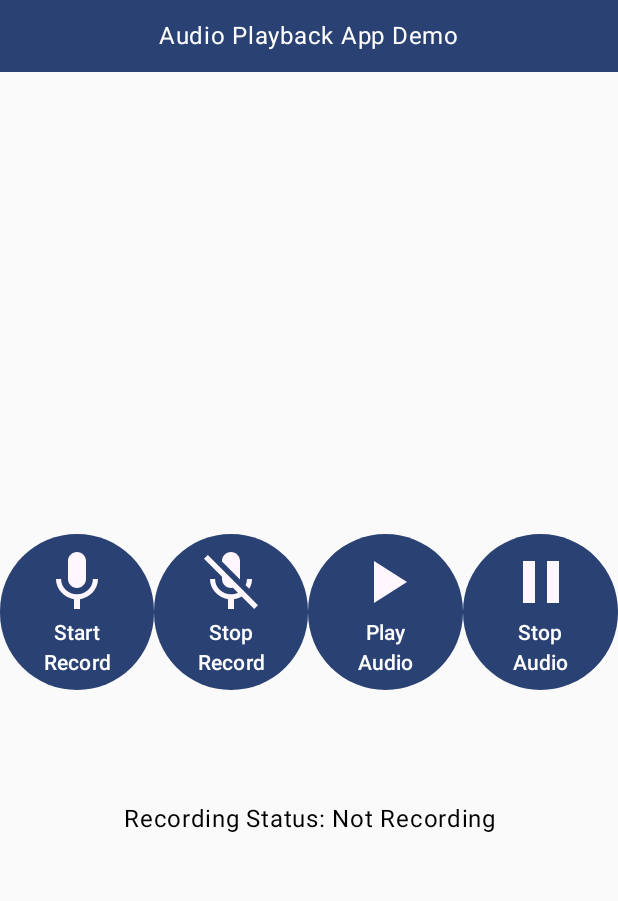
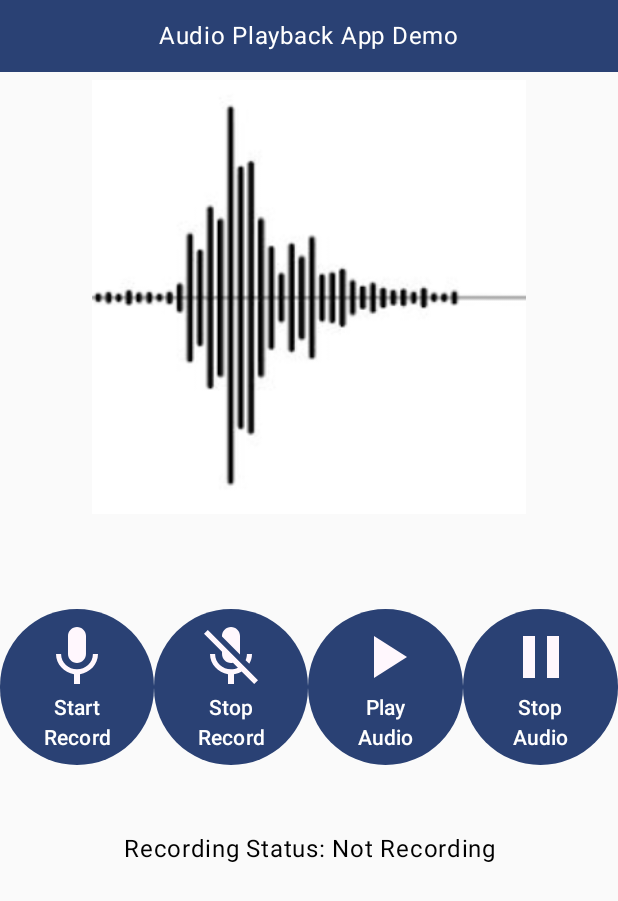
Before and after one commit to Hofmann-K/Audio-Recorder, an Android app built with Jetpack Compose: the screen it shows after launch (MainActivity), on a phone screen of 412 x 824 dp. Shown: the top 901 px of the screen. Run offline under Robolectric (Android 15) with nearby library versions, the phone set to English and light mode, and no system bars.

Commit message:
Added image to reduce white space

```diff
--- a/app/src/main/java/com/audiorecorder/MainActivity.kt
+++ b/app/src/main/java/com/audiorecorder/MainActivity.kt
@@ -66,10 +66,26 @@ class MainActivity : ComponentActivity() {
                 )
             }
 
-            // Rest of your content
+            // Box for the image
+            Box(
+                modifier = Modifier
+                    .size(300.dp) // Adjust size as needed
+                    .padding(5.dp) // Add padding to separate from the top bar
+            ) {
+                Image(
+                    painter = painterResource(id = R.drawable.memos),
+                    contentDescription = "Memos Image",
+                    modifier = Modifier
+                        .fillMaxSize()
+                        //.offset(y = (-2).dp)
+                )
+            }
+
+            // Row of buttons
             Row(
                 modifier = Modifier
                     .fillMaxSize()
+                    .offset(y = (-100).dp)
                     .weight(1f), // Occupy available space
                 horizontalArrangement = Arrangement.SpaceEvenly, // Space between children
                 verticalAlignment = Alignment.CenterVertically // Center vertically
@@ -165,8 +181,8 @@ class MainActivity : ComponentActivity() {
                 modifier = Modifier
                     .fillMaxWidth()
                     .padding(16.dp) // Adjust padding as needed
-                    .offset(y = (-250).dp), // Adjust the offset to move the status text down
-            contentAlignment = Alignment.Center
+                    .offset(y = (-230).dp), // Adjust the offset to move the status text up
+                contentAlignment = Alignment.Center
             ) {
                 Text("Recording Status: ${if (isRecording) "Recording" else "Not Recording"}", textAlign = TextAlign.Center)
             }
```
Also changed, not shown: app/src/main/res/drawable/memos.png (added).
